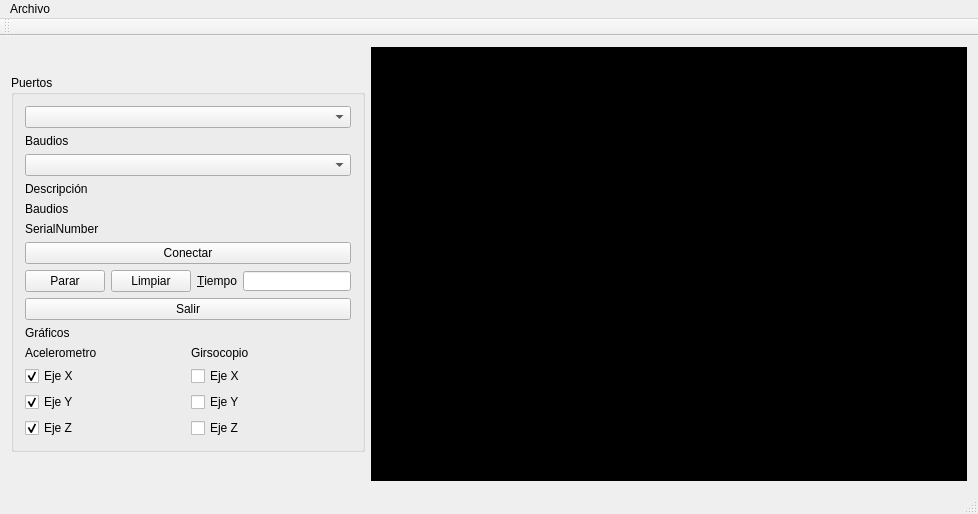
Above: ventana.ui from Yagord/Interfaz-QT-MPU-6050 before the change. Below: the same form after it.
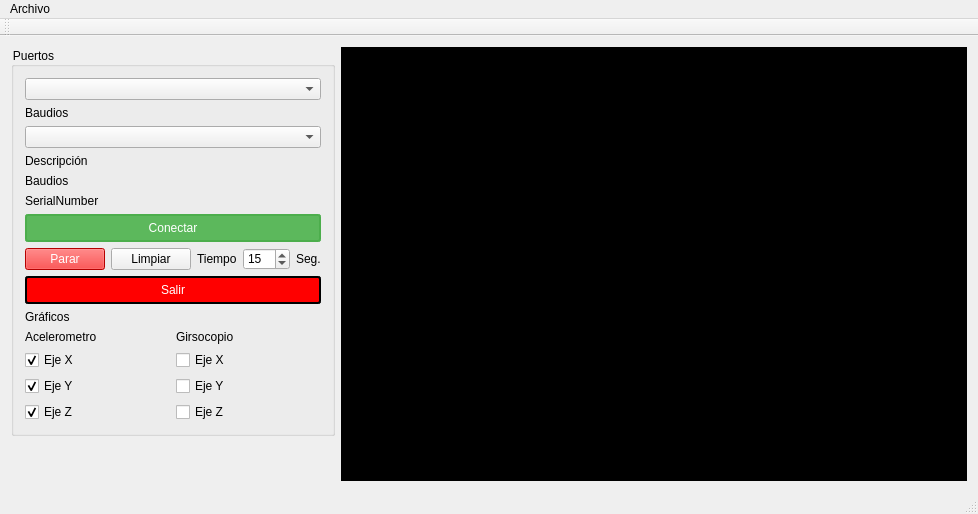
That is the form after the change.

```diff
--- a/ventana.ui
+++ b/ventana.ui
@@ -19,9 +19,12 @@
   <property name="windowTitle">
    <string>Ventana</string>
   </property>
+  <property name="styleSheet">
+   <string notr="true">font:12px; </string>
+  </property>
   <widget class="QWidget" name="centralWidget">
    <layout class="QHBoxLayout" name="horizontalLayout_2">
-    <item>
+    <item alignment="Qt::AlignTop">
      <widget class="QGroupBox" name="groupBox">
       <property name="sizePolicy">
        <sizepolicy hsizetype="Fixed" vsizetype="Fixed">
@@ -29,6 +32,12 @@
         <verstretch>0</verstretch>
        </sizepolicy>
       </property>
+      <property name="layoutDirection">
+       <enum>Qt::LeftToRight</enum>
+      </property>
+      <property name="autoFillBackground">
+       <bool>false</bool>
+      </property>
       <property name="title">
        <string>Puertos</string>
       </property>
@@ -72,6 +81,26 @@
        </item>
        <item>
         <widget class="QPushButton" name="connectButton">
+         <property name="styleSheet">
+          <string notr="true">
+QPushButton{
+color : white;
+background-color: #5cb85c;
+border: 2px solid #4cae4c;
+border-radius: 3px;
+padding: 5px;
+min-width: 80px;
+}
+
+QPushButton:hover {
+background-color: #47a447;
+border: 2px solid #398439;
+}
+
+QPushButton:pressed {
+border: 3px solid #398439;
+}</string>
+         </property>
          <property name="text">
           <string>Conectar</string>
          </property>
@@ -81,6 +110,10 @@
         <layout class="QHBoxLayout" name="horizontalLayout">
          <item>
           <widget class="QPushButton" name="stopButton">
+           <property name="styleSheet">
+            <string notr="true">background-color: rgb(255, 0, 0);
+color: rgb(255, 255, 255);</string>
+           </property>
            <property name="text">
             <string>Parar</string>
            </property>
@@ -96,20 +129,27 @@
          <item>
           <widget class="QLabel" name="labelTiempo">
            <property name="text">
-            <string>&amp;Tiempo</string>
+            <string>Tiempo</string>
            </property>
-           <property name="buddy">
-            <cstring>tiempo</cstring>
+          </widget>
+         </item>
+         <item>
+          <widget class="QSpinBox" name="tiempo">
+           <property name="minimum">
+            <number>1</number>
            </property>
+           <property name="maximum">
+            <number>199</number>
+           </property>
+           <property name="value">
+            <number>15</number>
+           </property>
           </widget>
          </item>
          <item>
-          <widget class="QLineEdit" name="tiempo">
-           <property name="maximumSize">
-            <size>
-             <width>16777215</width>
-             <height>20</height>
-            </size>
+          <widget class="QLabel" name="label_4">
+           <property name="text">
+            <string>Seg.</string>
            </property>
           </widget>
          </item>
@@ -117,6 +157,25 @@
        </item>
        <item>
         <widget class="QPushButton" name="exitButton">
+         <property name="styleSheet">
+          <string notr="true">QPushButton{
+color : white;
+background-color: rgb(255, 0, 0);
+border: 2px solid;
+border-radius: 3px;
+padding: 5px;
+min-width: 80px;
+}
+
+QPushButton:hover {
+background-color: rgb(170, 0, 0);
+border: 2px solid ;
+}
+
+QPushButton:pressed {
+border: 3px solid rgb(102, 0, 0);
+}</string>
+         </property>
          <property name="text">
           <string>Salir</string>
          </property>
```
Left out of the diff: 2 changed lines with no effect on the pictures.
